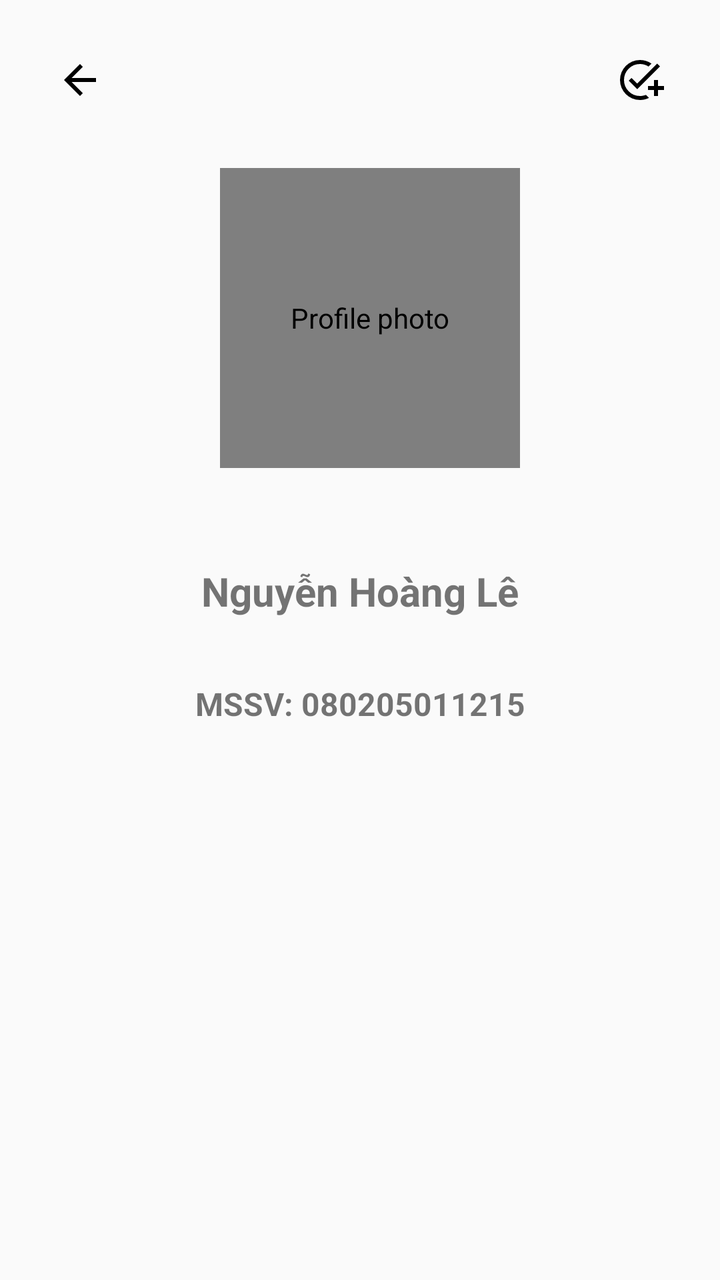
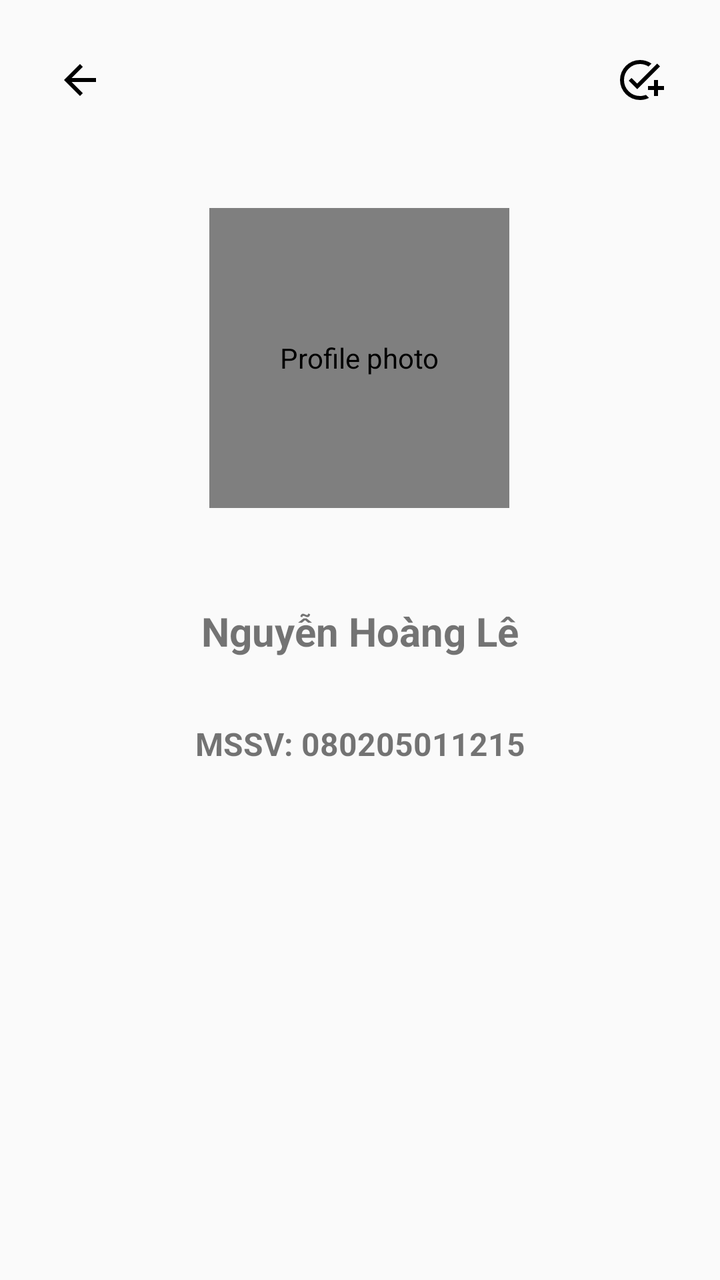

Before-and-after screenshots of an Android layout around one commit, followed by the original layout XML and the change that was made.
<!-- AndroidManifest.xml: activity theme Theme.ProfileApp -->
<!-- res/layout/activity_main.xml -->
<?xml version="1.0" encoding="utf-8"?>
<androidx.constraintlayout.widget.ConstraintLayout
    xmlns:android="http://schemas.android.com/apk/res/android"
    xmlns:app="http://schemas.android.com/apk/res-auto"
    android:layout_width="match_parent"
    android:layout_height="match_parent">

    
    <ImageButton
        android:id="@+id/btnBack"
        android:layout_width="48dp"
        android:layout_height="48dp"
        android:background="@null"
        android:contentDescription="Back button"
        android:src="@drawable/ic_arrow_back"
        app:layout_constraintTop_toTopOf="parent"
        app:layout_constraintStart_toStartOf="parent"
        android:layout_marginStart="16dp"
        android:layout_marginTop="16dp" />

    
    <ImageButton
        android:id="@+id/btnOther"
        android:layout_width="48dp"
        android:layout_height="48dp"
        android:background="@null"
        android:contentDescription="Other button"
        android:src="@drawable/ic_check"
        app:layout_constraintTop_toTopOf="parent"
        app:layout_constraintEnd_toEndOf="parent"
        android:layout_marginEnd="16dp"
        android:layout_marginTop="16dp" />

    

    
    <de.hdodenhof.circleimageview.CircleImageView
        android:id="@+id/profileImage"
        android:layout_width="150dp"
        android:layout_height="150dp"
        android:layout_marginTop="84dp"
        android:contentDescription="Profile photo"
        android:src="@drawable/my_avatar"
        app:layout_constraintEnd_toEndOf="parent"
        app:layout_constraintHorizontal_bias="0.524"
        app:layout_constraintStart_toStartOf="parent"
        app:layout_constraintTop_toTopOf="parent" />

    <TextView
        android:id="@+id/studentName"
        android:layout_width="wrap_content"
        android:layout_height="wrap_content"
        android:layout_marginTop="48dp"
        android:text="Nguyễn Hoàng Lê"
        android:textSize="20sp"
        android:textStyle="bold"
        app:layout_constraintTop_toBottomOf="@id/profileImage"
        app:layout_constraintStart_toStartOf="parent"
        app:layout_constraintEnd_toEndOf="parent"
        app:layout_constraintHorizontal_bias="0.5" />

    
    <TextView
        android:id="@+id/studentId"
        android:layout_width="wrap_content"
        android:layout_height="wrap_content"
        android:layout_marginTop="32dp"
        android:text="MSSV: 080205011215"
        android:textSize="16sp"
        android:textStyle="bold"
        app:layout_constraintTop_toBottomOf="@id/studentName"
        app:layout_constraintStart_toStartOf="parent"
        app:layout_constraintEnd_toEndOf="parent"
        app:layout_constraintHorizontal_bias="0.5" />

</androidx.constraintlayout.widget.ConstraintLayout>
<!-- resources referenced by this layout -->
<resources>
  <!-- drawable ic_arrow_back (drawable) -->
  <vector xmlns:android="http://schemas.android.com/apk/res/android" android:autoMirrored="true" android:height="24dp" android:tint="#000000" android:viewportHeight="24" android:viewportWidth="24" android:width="24dp">
        
      <path android:fillColor="@android:color/white" android:pathData="M20,11H7.83l5.59,-5.59L12,4l-8,8 8,8 1.41,-1.41L7.83,13H20v-2z"/>
      
  </vector>
  <!-- drawable ic_check (drawable) -->
  <vector xmlns:android="http://schemas.android.com/apk/res/android" android:height="24dp" android:tint="#000000" android:viewportHeight="960" android:viewportWidth="960" android:width="24dp">
        
      <path android:fillColor="@android:color/white" android:pathData="M480,880Q397,880 324,848.5Q251,817 197,763Q143,709 111.5,636Q80,563 80,480Q80,397 111.5,324Q143,251 197,197Q251,143 324,111.5Q397,80 480,80Q545,80 603,99Q661,118 710,152L652,211Q614,187 571,173.5Q528,160 480,160Q347,160 253.5,253.5Q160,347 160,480Q160,613 253.5,706.5Q347,800 480,800Q512,800 542,794Q572,788 600,777L660,838Q619,858 574,869Q529,880 480,880ZM760,800L760,680L640,680L640,600L760,600L760,480L840,480L840,600L960,600L960,680L840,680L840,800L760,800ZM424,664L254,494L310,438L424,552L824,151L880,207L424,664Z"/>
      
  </vector>
  <!-- drawable my_avatar: png bitmap (drawable, 46992 bytes) -->
  <style name="Theme.ProfileApp" parent="android:Theme.Material.Light.NoActionBar" />
</resources>

<!-- the commit's change to res/layout/activity_main.xml (unified diff, before → after) -->
@@ -34,15 +34,16 @@
     
 
     
+
     <de.hdodenhof.circleimageview.CircleImageView
         android:id="@+id/profileImage"
         android:layout_width="150dp"
         android:layout_height="150dp"
-        android:layout_marginTop="84dp"
+        android:layout_marginTop="104dp"
         android:contentDescription="Profile photo"
         android:src="@drawable/my_avatar"
         app:layout_constraintEnd_toEndOf="parent"
-        app:layout_constraintHorizontal_bias="0.524"
+        app:layout_constraintHorizontal_bias="0.498"
         app:layout_constraintStart_toStartOf="parent"
         app:layout_constraintTop_toTopOf="parent" />
 
